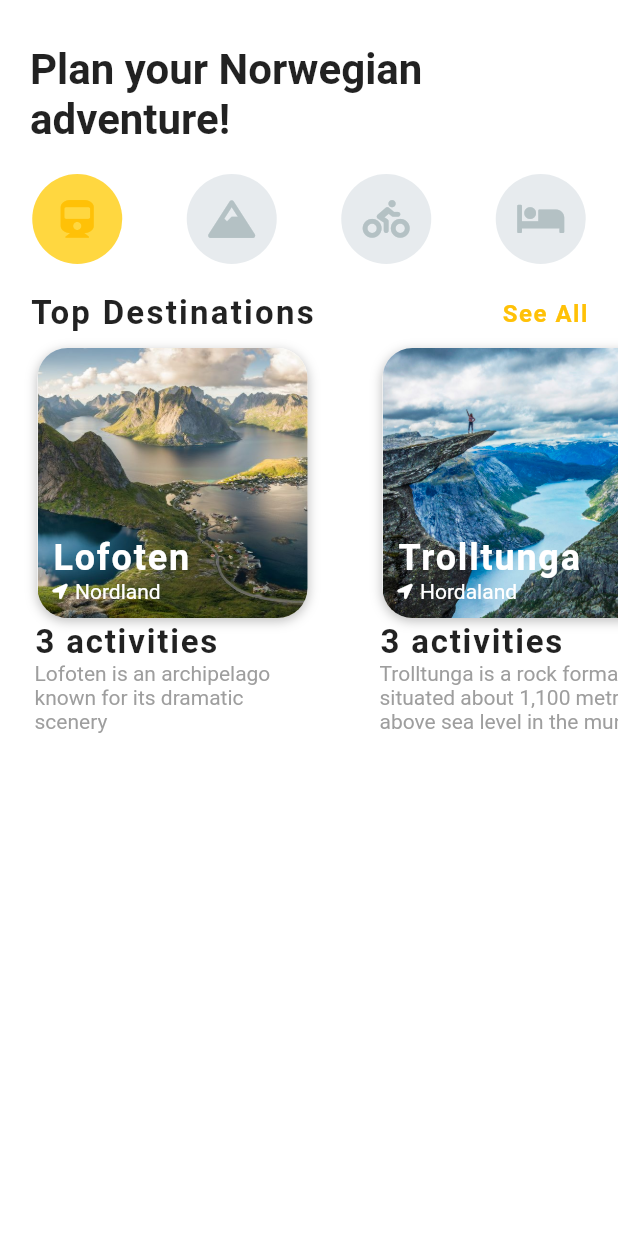
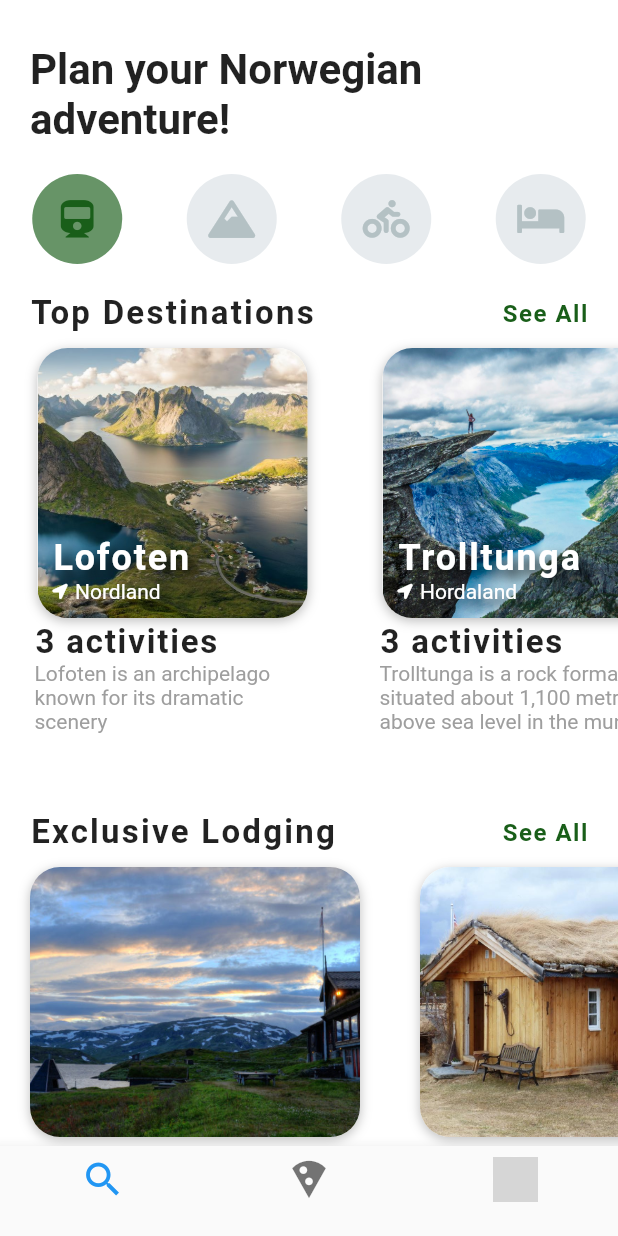
Before and after one commit to grutnebeistet/flutter_norwegian_travel, a Flutter app: the screen it shows after launch, on a phone screen of 412 x 824 dp. Run offline on Flutter 3.47's test engine with Material 2 defaults, Android fonts, the phone set to English and light mode, and no system bars; our stand-ins replace font_awesome_flutter; network calls fail; grey boxes are pictures that could not be loaded.

Commit message:
Add lodging carousel

```diff
--- a/lib/main.dart
+++ b/lib/main.dart
@@ -9,8 +9,8 @@ class MyApp extends StatelessWidget {
     return MaterialApp(
       title: 'Travel Norway',
       theme: ThemeData(
-        primaryColor: Colors.amber,
-        accentColor: Colors.amberAccent,
+        primaryColor: Color(0xFF195e19),
+        accentColor: Color(0xA9195e19),
         scaffoldBackgroundColor: Colors.white,
       ),
       home: HomeScreen(),
--- a/lib/screens/home_screen.dart
+++ b/lib/screens/home_screen.dart
@@ -1,5 +1,6 @@
 import 'package:flutter/material.dart';
 import 'package:flutter_norwegian_travel/widgets/destination_carousel.dart';
+import 'package:flutter_norwegian_travel/widgets/lodging_carousel.dart';
 import 'package:font_awesome_flutter/font_awesome_flutter.dart';
 
 class HomeScreen extends StatefulWidget {
@@ -9,6 +10,7 @@ class HomeScreen extends StatefulWidget {
 
 class _HomeScreenState extends State<HomeScreen> {
   int _selectedIndex = 0;
+  int _currentTab = 0;
 
   List<IconData> _icons = [
     FontAwesomeIcons.train,
@@ -70,10 +72,46 @@ class _HomeScreenState extends State<HomeScreen> {
                   )
                   .toList(),
             ),
-            SizedBox(height: 20.0,),
+            SizedBox(
+              height: 20.0,
+            ),
             DestinationCarousel(),
+            SizedBox(
+              height: 20.0,
+            ),
+            LodgingCarousel()
           ],
         ),
+      ),
+      bottomNavigationBar: BottomNavigationBar(
+        currentIndex: _currentTab,
+        onTap: (int index) {
+          setState(() {
+            _currentTab = index;
+          });
+        },
+        items: [
+          BottomNavigationBarItem(
+              icon: Icon(
+                Icons.search,
+                size: 30.0,
+              ),
+              title: SizedBox.shrink()),
+          BottomNavigationBarItem(
+              icon: Icon(
+                Icons.local_pizza,
+                size: 30.0,
+              ),
+              title: SizedBox.shrink()),
+          BottomNavigationBarItem(
+              icon: CircleAvatar(
+                radius: 15.0,
+                backgroundColor: Colors.white,
+                backgroundImage: NetworkImage(
+                    'https://scontent-lax3-1.xx.fbcdn.net/v/t1.15752-9/p1080x2048/76914697_2442181969433199_8396653740760760320_n.jpg?_nc_cat=104&_nc_ohc=rZsEqOrBJUoAQnvqa3UqrnlXr8enqFxdDisaUgwW8bH0I-1unWQjnRLbQ&_nc_ht=scontent-lax3-1.xx&oh=fbd4fd39ce2c08e823d278f3623f2f87&oe=5E409376'),
+              ),
+              title: SizedBox.shrink()),
+        ],
       ),
     );
   }
--- a/lib/widgets/destination_carousel.dart
+++ b/lib/widgets/destination_carousel.dart
@@ -68,8 +68,8 @@ class DestinationCarousel extends StatelessWidget {
                                       letterSpacing: 1.2),
                                 ),
                                 Text(destination.description,
-                                  maxLines: 3,
-                                  overflow: TextOverflow.ellipsis,
+                                    maxLines: 3,
+                                    overflow: TextOverflow.ellipsis,
                                     style: TextStyle(
                                       color: Colors.grey,
                                     )),
@@ -111,6 +111,13 @@ class DestinationCarousel extends StatelessWidget {
                                     style: TextStyle(
                                         color: Colors.white,
                                         fontSize: 24.0,
+                                        shadows: [
+                                          Shadow(
+                                            blurRadius: 10.0,
+                                            color: Colors.black,
+                                            offset: Offset(5.0, 5.0),
+                                          ),
+                                        ],
                                         fontWeight: FontWeight.w600,
                                         letterSpacing: 1.2),
                                   ),
@@ -125,7 +132,15 @@ class DestinationCarousel extends StatelessWidget {
                                     ),
                                     Text(
                                       destination.county,
-                                      style: TextStyle(color: Colors.white),
+                                      style: TextStyle(
+                                          color: Colors.white,
+                                          shadows: [
+                                            Shadow(
+                                              blurRadius: 10.0,
+                                              color: Colors.black,
+                                              offset: Offset(5.0, 5.0),
+                                            ),
+                                          ]),
                                     ),
                                   ])
                                 ],
--- /dev/null
+++ b/lib/widgets/lodging_carousel.dart
@@ -0,0 +1,129 @@
+import 'package:flutter/cupertino.dart';
+import 'package:flutter/material.dart';
+import 'package:flutter_norwegian_travel/models/lodging_model.dart';
+
+class LodgingCarousel extends StatelessWidget {
+  @override
+  Widget build(BuildContext context) {
+    return Column(
+      children: <Widget>[
+        Padding(
+          padding: EdgeInsets.symmetric(horizontal: 20.0),
+          child: Row(
+            mainAxisAlignment: MainAxisAlignment.spaceBetween,
+            children: <Widget>[
+              Text(
+                'Exclusive Lodging',
+                style: TextStyle(
+                    fontSize: 22.0,
+                    fontWeight: FontWeight.bold,
+                    letterSpacing: 1.5),
+              ),
+              GestureDetector(
+                onTap: () => print('see alal'),
+                child: Text(
+                  'See All',
+                  style: TextStyle(
+                      color: Theme.of(context).primaryColor,
+                      fontSize: 16.0,
+                      fontWeight: FontWeight.w600,
+                      letterSpacing: 1.0),
+                ),
+              )
+            ],
+          ),
+        ),
+        Container(
+          height: 320.0,
+          child: ListView.builder(
+            scrollDirection: Axis.horizontal,
+            itemCount: lodgings.length,
+            itemBuilder: (BuildContext context, int index) {
+              Lodging lodging = lodgings[index];
+              return Container(
+                width: 240.0,
+                margin: EdgeInsets.all(10.0),
+                child: Stack(
+                  alignment: Alignment.topCenter,
+                  children: <Widget>[
+                    Positioned(
+                      bottom: 15.0,
+                      child: Container(
+                        height: 120.0,
+                        width: 240.0,
+                        decoration: BoxDecoration(
+                            color: Colors.white,
+                            borderRadius: BorderRadius.circular(10.0)),
+                        child: Padding(
+                          padding: const EdgeInsets.all(8.0),
+                          child: Column(
+                            mainAxisAlignment: MainAxisAlignment.end,
+                            crossAxisAlignment: CrossAxisAlignment.start,
+                            children: <Widget>[
+                              FittedBox(
+                                fit: BoxFit.fitWidth,
+                                child: Text(
+                                  lodging.name,
+                                  style: TextStyle(
+                                      fontSize: 22.0,
+                                      fontWeight: FontWeight.w600,
+                                      letterSpacing: 1.2),
+                                ),
+                              ),
+                              SizedBox(
+                                height: 2.0,
+                              ),
+                              FittedBox(
+                                fit: BoxFit.fitWidth,
+                                child: Text(lodging.address,
+                                    maxLines: 3,
+                                    overflow: TextOverflow.ellipsis,
+                                    style: TextStyle(
+                                      color: Colors.grey,
+                                    )),
+                              ),
+                              SizedBox(
+                                height: 2.0,
+                              ),
+                              Text(
+                                '\$${lodging.price} / night',
+                                style: TextStyle(
+                                    fontSize: 18.0,
+                                    fontWeight: FontWeight.w600),
+                              )
+                            ],
+                          ),
+                        ),
+                      ),
+                    ),
+                    Container(
+                      decoration: BoxDecoration(
+                        color: Colors.white,
+                        borderRadius: BorderRadius.circular(20.0),
+                        boxShadow: [
+                          BoxShadow(
+                              color: Colors.black26,
+                              offset: Offset(0.0, 2.0),
+                              blurRadius: 6.0)
+                        ],
+                      ),
+                      child: ClipRRect(
+                        borderRadius: BorderRadius.circular(20.0),
+                        child: Image(
+                          height: 180.0,
+                          width: 220.0,
+                          image: AssetImage(lodging.imageUrl),
+                          fit: BoxFit.cover,
+                        ),
+                      ),
+                    )
+                  ],
+                ),
+              );
+            },
+          ),
+        ),
+      ],
+    );
+  }
+}
```
Also changed, not shown: lib/models/lodging_model.dart (renamed from lib/models/hotel_model.dart).
